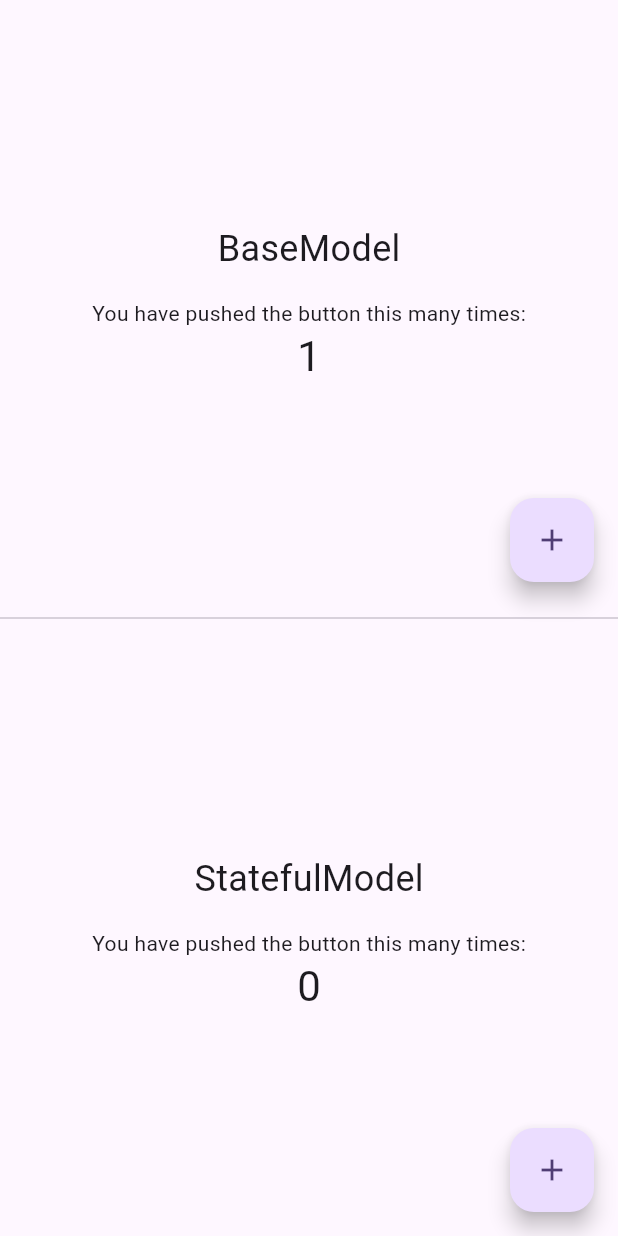
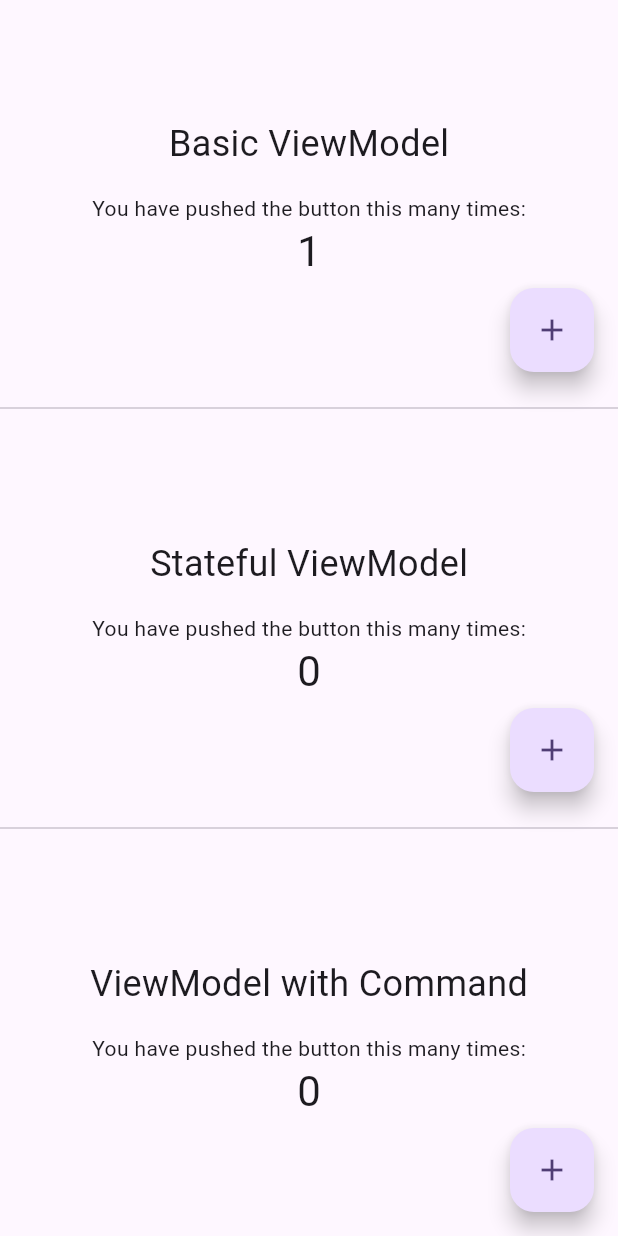
Before and after one commit to OnixFlutterTeam/onix-flutter-mvvm, a Flutter app: the screen it shows after launch, after a tap on the "add" icon, on a phone screen of 412 x 824 dp. Run offline on Flutter 3.47's test engine with Material 3 defaults, Android fonts, the phone set to English and light mode, and no system bars; missing offline and left inert: onix_flutter_core_models.

Commit message:
feat(0.0.6): improved doc feat(0.0.6): class naming feat(0.0.6): fixed example

```diff
--- a/example/lib/stateful_model_widget.dart
+++ b/example/lib/base_vm_model_widget.dart
@@ -1,17 +1,17 @@
 import 'package:flutter/material.dart';
 import 'package:onix_flutter_mvvm/onix_flutter_mvvm.dart';
 
-class StatefulModelWidget extends StatefulWidget {
-  const StatefulModelWidget({super.key});
+class BaseVMWidget extends StatefulWidget {
+  const BaseVMWidget({super.key});
 
   @override
-  State<StatefulModelWidget> createState() => _StatefulModelWidgetState();
+  State<BaseVMWidget> createState() => _BaseVMWidgetState();
 }
 
-class _StatefulModelWidgetState
-    extends ViewModelWidget<StatefulModelWidget, StatefulMainViewModel> {
+class _BaseVMWidgetState
+    extends ViewModelWidget<BaseVMWidget, BaseMainViewModel> {
   @override
-  StatefulMainViewModel createVm() => StatefulMainViewModel();
+  BaseMainViewModel createVm() => BaseMainViewModel();
 
   @override
   Widget build(BuildContext context) {
@@ -20,14 +20,14 @@ class _StatefulModelWidgetState
         child: Column(
           mainAxisAlignment: MainAxisAlignment.center,
           children: <Widget>[
-            const Text('StatefulModel', style: TextStyle(fontSize: 24)),
+            const Text('Basic ViewModel', style: TextStyle(fontSize: 24)),
             const SizedBox(height: 16),
             const Text(
               'You have pushed the button this many times:',
             ),
-            vmBuilder<StatefulMainViewModel>(builder: (context, vm) {
+            vmBuilder<BaseMainViewModel>(builder: (context, vm) {
               return Text(
-                '${vm.data.counter}',
+                '${vm.counter}',
                 style: Theme.of(context).textTheme.headlineMedium,
               );
             }),
@@ -48,21 +48,11 @@ class _StatefulModelWidgetState
   }
 }
 
-class StatefulMainModel {
-  final int counter;
-
-  StatefulMainModel({this.counter = 0});
-
-  StatefulMainModel copyWith({int? counter}) =>
-      StatefulMainModel(counter: counter ?? this.counter);
-}
-
-class StatefulMainViewModel extends ViewModelStateful<StatefulMainModel> {
-  StatefulMainViewModel() : super(StatefulMainModel());
+class BaseMainViewModel extends ViewModel {
+  int counter = 0;
 
   void increment() {
-    final newValue = data.counter + 1;
-    setData(data.copyWith(counter: newValue));
+    counter++;
     notifyListeners();
   }
 }
--- /dev/null
+++ b/example/lib/command_vm_widget.dart
@@ -0,0 +1,74 @@
+import 'package:flutter/material.dart';
+import 'package:onix_flutter_core_models/onix_flutter_core_models.dart';
+import 'package:onix_flutter_mvvm/onix_flutter_mvvm.dart';
+
+class CommandVMWidget extends StatefulWidget {
+  const CommandVMWidget({super.key});
+
+  @override
+  State<CommandVMWidget> createState() => _CommandVMWidgetState();
+}
+
+class _CommandVMWidgetState
+    extends ViewModelWidget<CommandVMWidget, BaseMainViewModelCommands> {
+  @override
+  BaseMainViewModelCommands createVm() => BaseMainViewModelCommands();
+
+  @override
+  Widget build(BuildContext context) {
+    return Scaffold(
+      body: Center(
+        child: Column(
+          mainAxisAlignment: MainAxisAlignment.center,
+          children: <Widget>[
+            const Text('ViewModel with Command', style: TextStyle(fontSize: 24)),
+            const SizedBox(height: 16),
+            const Text(
+              'You have pushed the button this many times:',
+            ),
+            commandBuilder<int>(
+                command: viewModel.increment,
+                builder: (context, command) {
+                  if (command.running) {
+                    return const CircularProgressIndicator();
+                  }
+                  if (command.error) {
+                    return const Text('Error');
+                  }
+                  return Text(
+                    '${command.result?.data ?? 0}',
+                    style: Theme.of(context).textTheme.headlineMedium,
+                  );
+                }),
+          ],
+        ),
+      ),
+      floatingActionButton: FloatingActionButton(
+        onPressed: viewModel.increment.execute,
+        tooltip: 'Increment',
+        child: const Icon(Icons.add),
+      ), // This trailing comma makes auto-formatting nicer for build methods.
+    );
+  }
+
+  @override
+  void onError(Exception error) {
+    // TODO: process error
+  }
+}
+
+class BaseMainViewModelCommands extends ViewModel {
+  int counter = 0;
+
+  late Command0<int> increment;
+
+  BaseMainViewModelCommands() {
+    increment = Command0<int>(_increment);
+  }
+
+  Future<Result<int>> _increment() async {
+    await Future.delayed(const Duration(milliseconds: 500));
+    counter++;
+    return Result.ok(counter);
+  }
+}
--- a/example/lib/main.dart
+++ b/example/lib/main.dart
@@ -1,5 +1,6 @@
-import 'package:example/base_model_widget.dart';
-import 'package:example/stateful_model_widget.dart';
+import 'package:example/base_vm_model_widget.dart';
+import 'package:example/command_vm_widget.dart';
+import 'package:example/stateful_vm_widget.dart';
 import 'package:flutter/material.dart';
 
 void main() {
@@ -37,9 +38,11 @@ class _MyHomePageState extends State<MyHomePage> {
         child: Column(
           mainAxisAlignment: MainAxisAlignment.center,
           children: <Widget>[
-            Expanded(child: BaseModelWidget()),
+            Expanded(child: BaseVMWidget()),
             Divider(),
-            Expanded(child: StatefulModelWidget()),
+            Expanded(child: StatefulVMWidget()),
+            Divider(),
+            Expanded(child: CommandVMWidget()),
           ],
         ),
       ),
--- a/example/lib/base_model_widget.dart
+++ b/example/lib/stateful_vm_widget.dart
@@ -1,17 +1,17 @@
 import 'package:flutter/material.dart';
 import 'package:onix_flutter_mvvm/onix_flutter_mvvm.dart';
 
-class BaseModelWidget extends StatefulWidget {
-  const BaseModelWidget({super.key});
+class StatefulVMWidget extends StatefulWidget {
+  const StatefulVMWidget({super.key});
 
   @override
-  State<BaseModelWidget> createState() => _BaseModelWidgetState();
+  State<StatefulVMWidget> createState() => _StatefulVMWidgetState();
 }
 
-class _BaseModelWidgetState
-    extends ViewModelWidget<BaseModelWidget, BaseMainViewModel> {
+class _StatefulVMWidgetState
+    extends ViewModelWidget<StatefulVMWidget, StatefulMainViewModel> {
   @override
-  BaseMainViewModel createVm() => BaseMainViewModel();
+  StatefulMainViewModel createVm() => StatefulMainViewModel();
 
   @override
   Widget build(BuildContext context) {
@@ -20,14 +20,14 @@ class _BaseModelWidgetState
         child: Column(
           mainAxisAlignment: MainAxisAlignment.center,
           children: <Widget>[
-            const Text('BaseModel', style: TextStyle(fontSize: 24)),
+            const Text('Stateful ViewModel', style: TextStyle(fontSize: 24)),
             const SizedBox(height: 16),
             const Text(
               'You have pushed the button this many times:',
             ),
-            vmBuilder<BaseMainViewModel>(builder: (context, vm) {
+            vmBuilder<StatefulMainViewModel>(builder: (context, vm) {
               return Text(
-                '${vm.counter}',
+                '${vm.data.counter}',
                 style: Theme.of(context).textTheme.headlineMedium,
               );
             }),
@@ -48,19 +48,21 @@ class _BaseModelWidgetState
   }
 }
 
-class BaseMainModel {
-  int counter;
+class StatefulMainModel {
+  final int counter;
 
-  BaseMainModel({this.counter = 0});
+  StatefulMainModel({this.counter = 0});
+
+  StatefulMainModel copyWith({int? counter}) =>
+      StatefulMainModel(counter: counter ?? this.counter);
 }
 
-class BaseMainViewModel extends ViewModel {
-  final BaseMainModel model = BaseMainModel();
-
-  int get counter => model.counter;
+class StatefulMainViewModel extends ViewModelStateful<StatefulMainModel> {
+  StatefulMainViewModel() : super(StatefulMainModel());
 
   void increment() {
-    model.counter++;
+    final newValue = data.counter + 1;
+    setData(data.copyWith(counter: newValue));
     notifyListeners();
   }
 }
--- a/example/pubspec.yaml
+++ b/example/pubspec.yaml
@@ -35,6 +35,7 @@ dependencies:
   # The following adds the Cupertino Icons font to your application.
   # Use with the CupertinoIcons class for iOS style icons.
   cupertino_icons: ^1.0.8
+  onix_flutter_core_models: ^0.0.3-beta.1
   onix_flutter_mvvm:
     path: ../
 
--- a/lib/onix_flutter_mvvm.dart
+++ b/lib/onix_flutter_mvvm.dart
@@ -1,7 +1,6 @@
 library onix_flutter_mvvm;
 
 export 'src/command/command.dart';
-export 'src/view_model/base_view_model.dart' show BaseViewModel;
+export 'src/view_model/view_model.dart' show ViewModel;
 export 'src/view_model/view_model_stateful.dart' show ViewModelStateful;
-export 'src/view_model/view_model.dart' show ViewModel;
 export 'src/view_model/view_model_widget.dart';
--- a/lib/src/view_model/view_model_stateful.dart
+++ b/lib/src/view_model/view_model_stateful.dart
@@ -1,7 +1,7 @@
 import 'package:flutter/foundation.dart';
-import 'package:onix_flutter_mvvm/src/view_model/base_view_model.dart';
+import 'package:onix_flutter_mvvm/src/view_model/view_model.dart';
 
-abstract class ViewModelStateful<T> extends BaseViewModel {
+abstract class ViewModelStateful<T> extends ViewModel {
   ViewModelStateful(T defaultModel) {
     _data = defaultModel;
   }
--- a/lib/src/view_model/view_model_widget.dart
+++ b/lib/src/view_model/view_model_widget.dart
@@ -1,13 +1,19 @@
 import 'package:flutter/widgets.dart';
-import 'package:onix_flutter_mvvm/src/view_model/base_view_model.dart';
+import 'package:onix_flutter_mvvm/src/command/command.dart';
+import 'package:onix_flutter_mvvm/src/view_model/view_model.dart';
 
-typedef ViewModelBuilder<V extends BaseViewModel> = Widget Function(
+typedef ViewModelBuilder<V extends ViewModel> = Widget Function(
   BuildContext context,
   V vm,
 );
 
-abstract class ViewModelWidget<T extends StatefulWidget,
-    V extends BaseViewModel> extends State<T> {
+typedef CommandBuilder<T> = Widget Function(
+  BuildContext context,
+  Command<T> vm,
+);
+
+abstract class ViewModelWidget<T extends StatefulWidget, V extends ViewModel>
+    extends State<T> {
   late V viewModel;
 
   ViewModelWidget() {
@@ -49,7 +55,7 @@ abstract class ViewModelWidget<T extends StatefulWidget,
 }
 
 extension VmBuilderExtension on ViewModelWidget {
-  Widget vmBuilder<V extends BaseViewModel>({
+  Widget vmBuilder<V extends ViewModel>({
     required ViewModelBuilder<V> builder,
   }) {
     return ListenableBuilder(
@@ -59,4 +65,16 @@ extension VmBuilderExtension on ViewModelWidget {
       },
     );
   }
+
+  Widget commandBuilder<T>({
+    required Command<T> command,
+    required CommandBuilder<T> builder,
+  }) {
+    return ListenableBuilder(
+      listenable: command,
+      builder: (BuildContext context, Widget? child) {
+        return builder(context, command);
+      },
+    );
+  }
 }
--- a/pubspec.yaml
+++ b/pubspec.yaml
@@ -1,6 +1,6 @@
 name: onix_flutter_mvvm
 description: "Base MVVM Flutter implementation."
-version: 0.0.5
+version: 0.0.6
 repository: https://github.com/OnixFlutterTeam/onix-flutter-mvvm
 
 environment:
```
Also changed, not shown: lib/src/view_model/base_view_model.dart (deleted, +0 -30 lines), lib/src/view_model/view_model.dart (+29 -2 lines), example/pubspec.lock, 2 other files.
